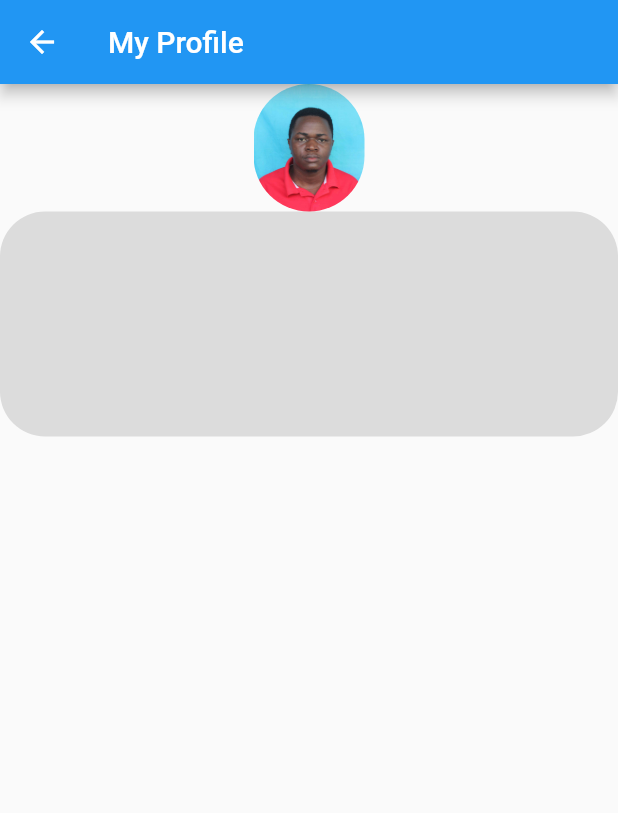
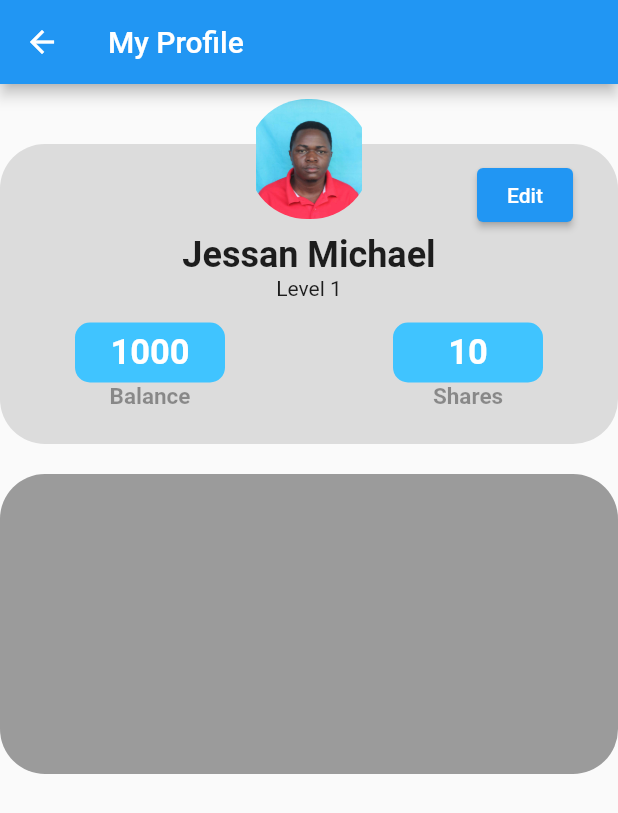
Before and after one commit to Jessanj/jumuiya_app, a Flutter app: the UserProfilePage screen opened directly, on a phone screen of 412 x 824 dp. Shown: the top 813 px of the screen. Run offline on Flutter 3.47's test engine with Material 2 defaults, Android fonts, the phone set to English and light mode, and no system bars; our stand-ins replace calendar_view, carousel_slider, fluentui_icons, flutter_colorpicker, gap.

Commit message:
add user profile page to widget 2

```diff
--- a/lib/screens/user_profile_page.dart
+++ b/lib/screens/user_profile_page.dart
@@ -20,39 +20,116 @@ class _UserProfilePageState extends State<UserProfilePage> {
         ),
         body:
         ListView(
+
           children: [
-            Column(
+            Stack(
                   children: [
-                Positioned(
-                  top: 50,
-                  bottom: 50,
-                  left: size.width*0.5,
-                  right: size.width*0.5,
+                    Align(
+                      alignment: AlignmentDirectional.center,
                       child: Container(
-                    height: 85,
-                    width: 74,
-                    decoration: BoxDecoration(
-                        borderRadius: BorderRadius.circular(60),
-                        image: const DecorationImage(
-                            fit: BoxFit.fitHeight,
-                            image: AssetImage('assets/images/jmProfile.jpg')
-                        )
-                    ),
-                  ),
-                ),
-                Positioned(
-                    child: Container(
-                      height: 150 ,
+                        margin: EdgeInsets.only(top: 40),
                         width: size.width,
+                        height: 200,
                         decoration: BoxDecoration(
                                   color: Colors.black12,
                                   borderRadius: BorderRadius.circular(30)
                               ),
+                        child: Column(
+                          children: [
+                              Padding(padding: EdgeInsets.only(top: 60),
+                                child: Text('Jessan Michael' , style: TextStyle(fontSize: 24 , fontWeight: FontWeight.bold , ),)
                               ),
+                            Text('Level 1'),
+                            const Gap(15),
+                            Row(
+                              mainAxisAlignment: MainAxisAlignment.spaceBetween,
+                              children: [
+                                Container(
+                                  margin: EdgeInsets.only(left: 50),
+                                  alignment: Alignment.center,
+                                  width: 100,
+                                  height: 40,
+                                  decoration: BoxDecoration(
+                                    color: Colors.lightBlueAccent,
+                                    borderRadius: BorderRadius.circular(10),
+                                  ),
+                                  child: Text('1000' , style: TextStyle(fontSize: 23 , fontWeight: FontWeight.bold , color: Colors.white),),
+                                ),
+                                Container(
+                                  margin: EdgeInsets.only(right: 50),
+                                  alignment: Alignment.center,
+                                  width: 100,
+                                  height: 40,
+                                  decoration: BoxDecoration(
+                                    color: Colors.lightBlueAccent,
+                                    borderRadius: BorderRadius.circular(10),
+                                  ),
+                                  child: Text('10' , style: TextStyle(fontSize: 23 , fontWeight: FontWeight.bold , color: Colors.white),),
                                 ),
                               ],
                             ),
+                            Row(
+                              mainAxisAlignment: MainAxisAlignment.spaceBetween,
+                              children: [
+                                Container(
+                                  margin: EdgeInsets.only(left: 50),
+                                  alignment: Alignment.center,
+                                  width: 100,
+                                  child: Text('Balance' , style: TextStyle(fontSize: 15 , fontWeight: FontWeight.bold , color: Colors.black38),),
+                                ),
+                                Container(
+                                  margin: EdgeInsets.only(right: 50),
+                                  alignment: Alignment.center,
+                                  width: 100,
+                                  child: Text('Shares' , style: TextStyle(fontSize: 15 , fontWeight: FontWeight.bold , color: Colors.black38),),
+                                ),
+                              ],
+                            )
+                          ],
+                        ),
+                      ),
 
+
+                    ),
+                    Positioned(
+                      right: size.width*0.4,
+                      left: size.width*0.4,
+                      top: 10,
+                      child: Container(
+                        width: 80,
+                        height: 80,
+                        decoration: BoxDecoration(
+                            borderRadius: BorderRadius.circular(60),
+                            image: const DecorationImage(
+                                image: AssetImage('assets/images/jmProfile.jpg')
+                            )
+                        ),
+
+                      ),
+                    ),
+                    Positioned(
+                        top: 50,
+                        right: 30,
+                        child: ElevatedButton(onPressed: () {},
+                          style:ButtonStyle() ,
+                          child: Text('Edit'),
+                        ),
+                    ),
+
+                  ],
+                ),
+            const Gap(20),
+            Container(
+              height: 200,
+              width: 10,
+              decoration: BoxDecoration(
+                color: Colors.black38,
+                borderRadius: BorderRadius.circular(30)
+              ),
+              child: Column(
+
+              ),
+            )
 
           ],
         )
```
Lines whose indentation alone changed are shown as unchanged.
